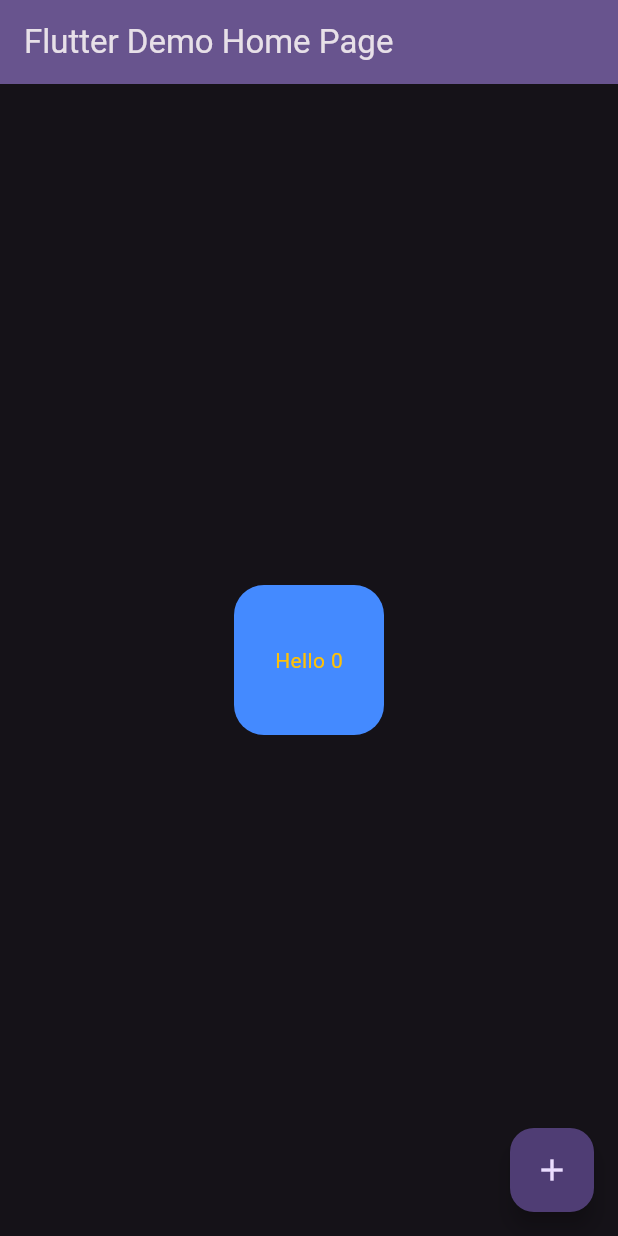
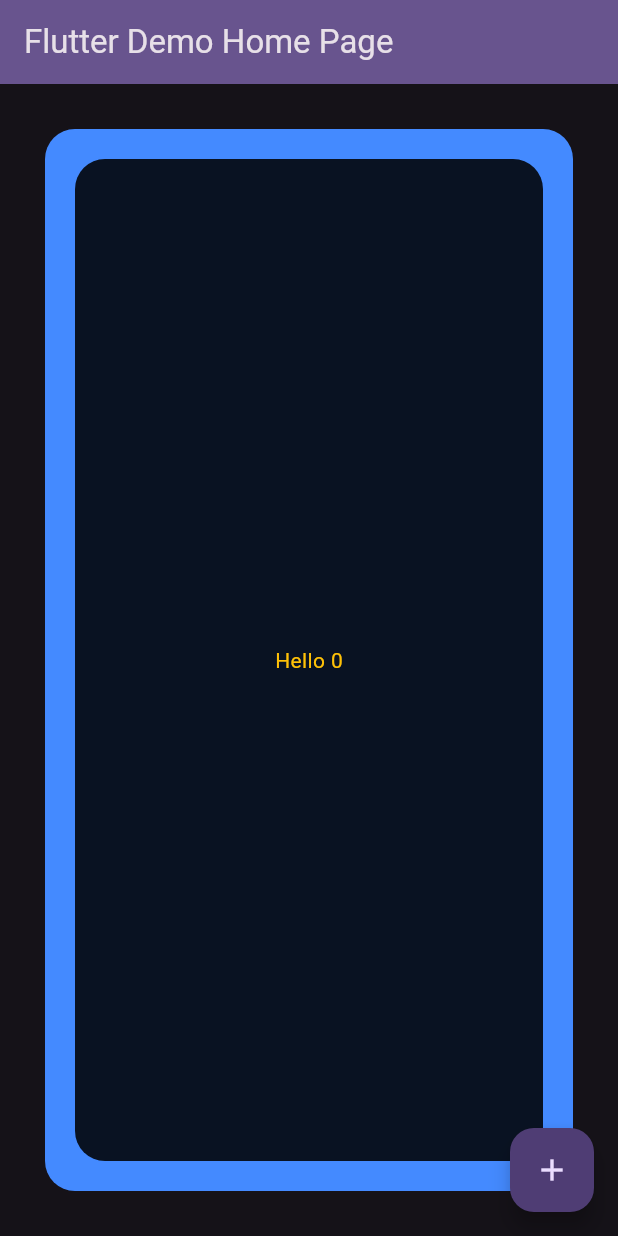
Before and after one commit to nudriin/flutter-exercise, a Flutter app: the screen it shows after launch, on a phone screen of 412 x 824 dp. Run offline on Flutter 3.47's test engine with Material 3 defaults, Android fonts, the phone set to English and light mode, and no system bars; missing offline and left inert: dart:ffi.

```diff
--- a/lib/main.dart
+++ b/lib/main.dart
@@ -106,17 +106,23 @@ class _MyHomePageState extends State<MyHomePage> {
       body: Center(
         child: Container(
           // color: Colors.blueGrey, // menambah background color pada container
-          height: 100,
-          width: 100,
+          height: double.infinity,
+          width: double.infinity,
+          margin: const EdgeInsets.all(30.0), // menambah margin pada container
           padding:
               const EdgeInsets.all(20.0), // menambah padding pada container
           decoration: BoxDecoration(
               borderRadius: BorderRadius.circular(20),
               color: Colors.blueAccent),
-          child: Center(
-            child: Text(
-              'Hello $_counter',
-              style: const TextStyle(color: Colors.amber),
+          child: Container(
+            decoration: BoxDecoration(
+                borderRadius: BorderRadius.circular(20), color: Colors.black87),
+            padding: const EdgeInsets.all(30.0),
+            child: Center(
+              child: Text(
+                'Hello $_counter',
+                style: const TextStyle(color: Colors.amber),
+              ),
             ),
           ),
         ),
```
Also changed, not shown: 1 other file.
